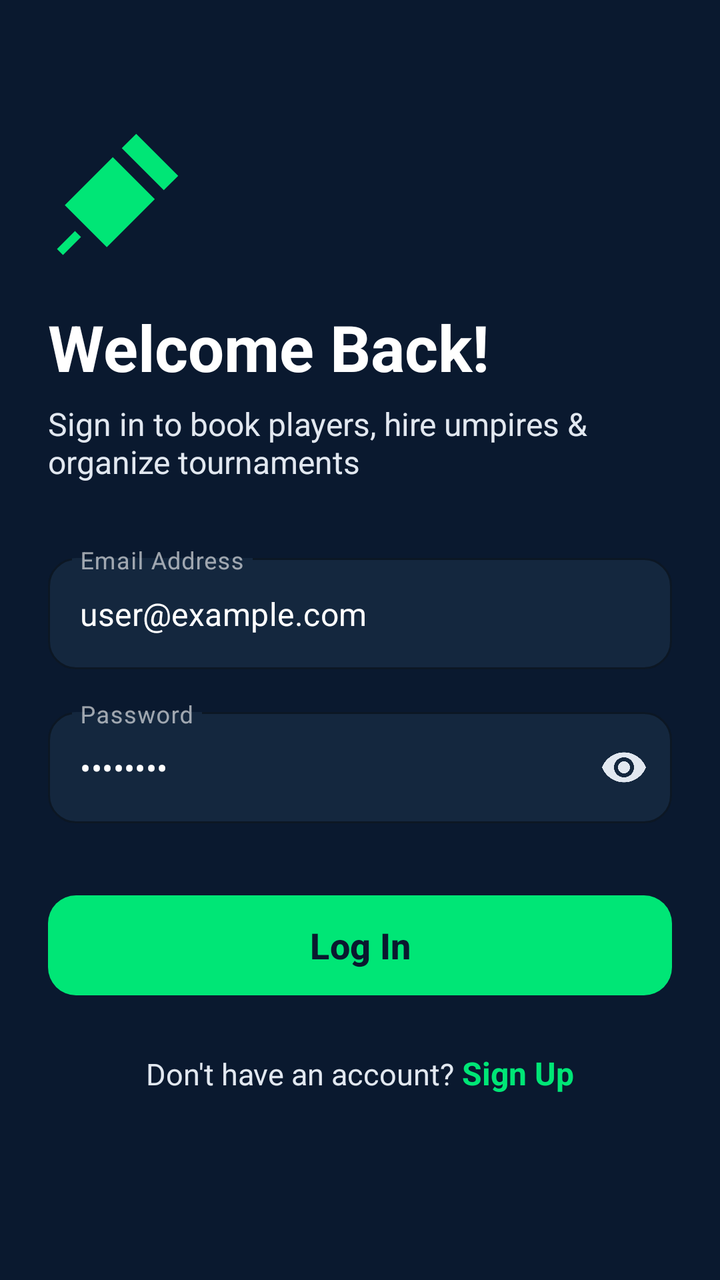
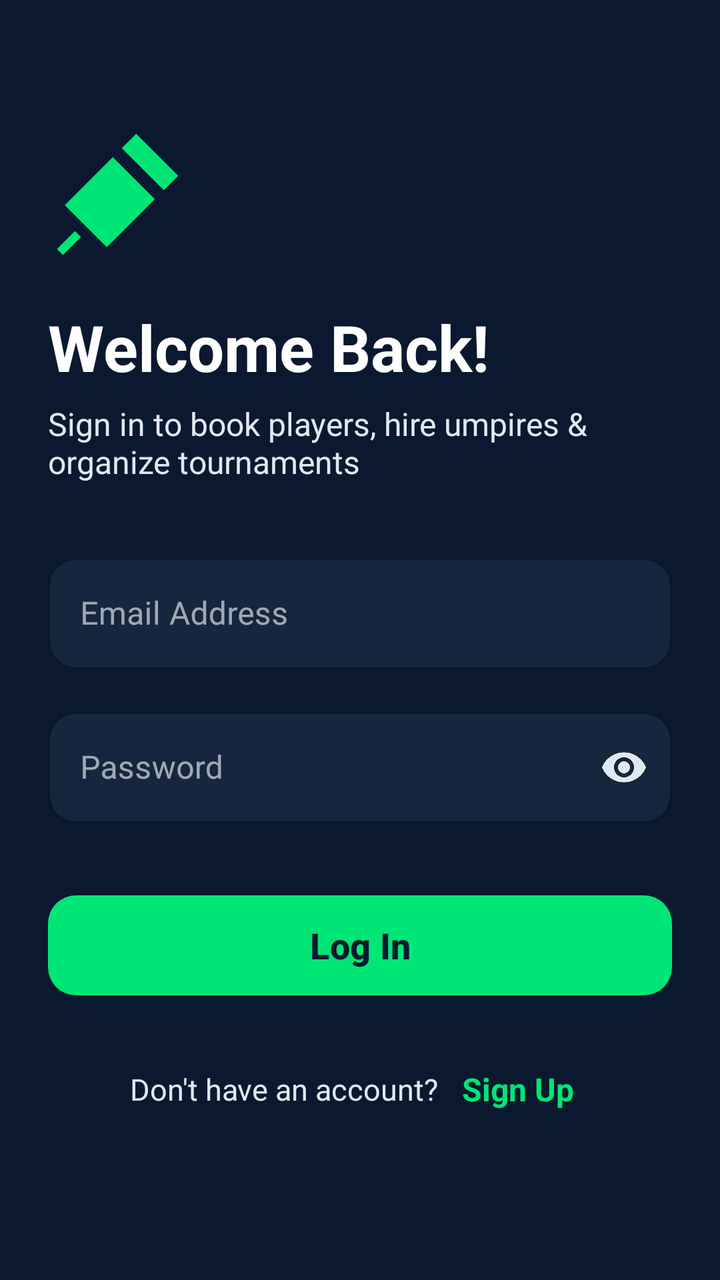

Screens rendered from an Android XML layout before and after an edit, with the pre-edit source and the edit as a unified diff.
<!-- AndroidManifest.xml: application theme Theme.TwelveMan -->
<!-- res/layout/fragment_login.xml -->
<?xml version="1.0" encoding="utf-8"?>
<ScrollView xmlns:android="http://schemas.android.com/apk/res/android"
    xmlns:app="http://schemas.android.com/apk/res-auto"
    android:layout_width="match_parent"
    android:layout_height="match_parent"
    android:background="@color/bg_light"
    android:fillViewport="true">

    <LinearLayout
        android:layout_width="match_parent"
        android:layout_height="wrap_content"
        android:orientation="vertical"
        android:padding="24dp">

        <ImageView
            android:layout_width="72dp"
            android:layout_height="72dp"
            android:layout_marginTop="36dp"
            android:src="@drawable/ic_cricket_bat"
            app:tint="@color/accent_green" />

        <TextView
            android:layout_width="wrap_content"
            android:layout_height="wrap_content"
            android:layout_marginTop="20dp"
            android:text="Welcome Back!"
            android:textColor="@color/text_primary"
            android:textSize="32sp"
            android:textStyle="bold" />

        <TextView
            android:layout_width="wrap_content"
            android:layout_height="wrap_content"
            android:layout_marginTop="6dp"
            android:text="Sign in to book players, hire umpires &amp; organize tournaments"
            android:textColor="@color/text_secondary"
            android:textSize="16sp" />

        <com.google.android.material.textfield.TextInputLayout
            style="@style/Widget.MaterialComponents.TextInputLayout.OutlinedBox"
            android:layout_width="match_parent"
            android:layout_height="wrap_content"
            android:layout_marginTop="32dp"
            android:hint="Email Address"
            app:boxBackgroundColor="@color/surface_white"
            app:boxCornerRadiusBottomEnd="14dp"
            app:boxCornerRadiusBottomStart="14dp"
            app:boxCornerRadiusTopEnd="14dp"
            app:boxCornerRadiusTopStart="14dp"
            app:boxStrokeColor="@color/accent_green"
            app:hintTextColor="@color/accent_green">

            <com.google.android.material.textfield.TextInputEditText
                android:id="@+id/etEmail"
                android:layout_width="match_parent"
                android:layout_height="wrap_content"
                android:inputType="textEmailAddress"
                android:text="user@example.com"
                android:textColor="@color/text_primary"
                android:textSize="16sp" />
        </com.google.android.material.textfield.TextInputLayout>

        <com.google.android.material.textfield.TextInputLayout
            style="@style/Widget.MaterialComponents.TextInputLayout.OutlinedBox"
            android:layout_width="match_parent"
            android:layout_height="wrap_content"
            android:layout_marginTop="16dp"
            android:hint="Password"
            app:boxBackgroundColor="@color/surface_white"
            app:boxCornerRadiusBottomEnd="14dp"
            app:boxCornerRadiusBottomStart="14dp"
            app:boxCornerRadiusTopEnd="14dp"
            app:boxCornerRadiusTopStart="14dp"
            app:boxStrokeColor="@color/accent_green"
            app:hintTextColor="@color/accent_green"
            app:passwordToggleEnabled="true"
            app:passwordToggleTint="@color/text_secondary">

            <com.google.android.material.textfield.TextInputEditText
                android:id="@+id/etPassword"
                android:layout_width="match_parent"
                android:layout_height="wrap_content"
                android:inputType="textPassword"
                android:text="password"
                android:textColor="@color/text_primary"
                android:textSize="16sp" />
        </com.google.android.material.textfield.TextInputLayout>

        <com.google.android.material.button.MaterialButton
            android:id="@+id/btnLogin"
            android:layout_width="match_parent"
            android:layout_height="58dp"
            android:layout_marginTop="32dp"
            android:text="Log In"
            android:textColor="@color/primary_navy"
            android:textSize="18sp"
            android:textStyle="bold"
            app:backgroundTint="@color/accent_green"
            app:cornerRadius="14dp" />

        <LinearLayout
            android:layout_width="wrap_content"
            android:layout_height="wrap_content"
            android:layout_gravity="center_horizontal"
            android:layout_marginTop="24dp"
            android:orientation="horizontal">

            <TextView
                android:layout_width="wrap_content"
                android:layout_height="wrap_content"
                android:text="Don't have an account? "
                android:textColor="@color/text_secondary"
                android:textSize="15sp" />

            <TextView
                android:id="@+id/tvGoToRegister"
                android:layout_width="wrap_content"
                android:layout_height="wrap_content"
                android:text="Sign Up"
                android:textColor="@color/accent_green"
                android:textSize="16sp"
                android:textStyle="bold" />
        </LinearLayout>
    </LinearLayout>
</ScrollView>
<!-- resources referenced by this layout -->
<resources>
  <color name="accent_green">#00E676</color>
  <color name="bg_light">#0A192F</color>
  <color name="primary_navy">#0A192F</color>
  <color name="surface_white">#14273E</color>
  <color name="text_primary">#FFFFFF</color>
  <color name="text_secondary">#E2E8F0</color>
  <!-- drawable ic_cricket_bat (drawable) -->
  <vector xmlns:android="http://schemas.android.com/apk/res/android"
      android:width="24dp"
      android:height="24dp"
      android:viewportWidth="24"
      android:viewportHeight="24">
    <path
        android:fillColor="#FF000000"
        android:pathData="M14.7,2.3L21.7,9.3L19.3,11.7L12.3,4.7L14.7,2.3Z M2.8,14.2L10.8,6.2L17.8,13.2L9.8,21.2L2.8,14.2Z M1.5,21.5L2.5,22.5L5.5,19.5L4.5,18.5L1.5,21.5Z"/>
  </vector>
  <color name="primary_variant">#14273E</color>
  <color name="accent_gold">#FFD700</color>
  <color name="accent_blue">#2979FF</color>
  <color name="text_white">#FFFFFF</color>
  <color name="text_hint">#A0AEC0</color>
  <style name="TextAppearance.TwelveMan.HeadlineLarge" parent="TextAppearance.Material3.HeadlineLarge">
          <item name="android:textSize">@dimen/text_size_hero</item>
          <item name="android:textStyle">bold</item>
          <item name="android:textColor">@color/text_primary</item>
      </style>
  <style name="TextAppearance.TwelveMan.HeadlineMedium" parent="TextAppearance.Material3.HeadlineMedium">
          <item name="android:textSize">@dimen/text_size_display</item>
          <item name="android:textStyle">bold</item>
          <item name="android:textColor">@color/text_primary</item>
      </style>
  <style name="TextAppearance.TwelveMan.TitleLarge" parent="TextAppearance.Material3.TitleLarge">
          <item name="android:textSize">@dimen/text_size_headline</item>
          <item name="android:textStyle">bold</item>
          <item name="android:textColor">@color/text_primary</item>
      </style>
  <style name="TextAppearance.TwelveMan.BodyLarge" parent="TextAppearance.Material3.BodyLarge">
          <item name="android:textSize">@dimen/text_size_body</item>
          <item name="android:textColor">@color/text_primary</item>
      </style>
  <style name="TextAppearance.TwelveMan.BodyMedium" parent="TextAppearance.Material3.BodyMedium">
          <item name="android:textSize">@dimen/text_size_body_secondary</item>
          <item name="android:textColor">@color/text_secondary</item>
      </style>
  <dimen name="text_size_hero">34sp</dimen>
  <dimen name="text_size_display">28sp</dimen>
  <dimen name="text_size_headline">24sp</dimen>
  <dimen name="text_size_body">16sp</dimen>
  <dimen name="text_size_body_secondary">15sp</dimen>
  <!-- unchanged entries left out for length: 1 -->
</resources>

<!-- the commit's change to res/layout/fragment_login.xml (unified diff, before → after) -->
@@ -4,7 +4,9 @@
     android:layout_width="match_parent"
     android:layout_height="match_parent"
     android:background="@color/bg_light"
-    android:fillViewport="true">
+    android:clipToPadding="false"
+    android:fillViewport="true"
+    android:paddingBottom="36dp">
 
     <LinearLayout
         android:layout_width="match_parent"
@@ -54,8 +56,9 @@
                 android:id="@+id/etEmail"
                 android:layout_width="match_parent"
                 android:layout_height="wrap_content"
+                android:imeOptions="actionNext"
                 android:inputType="textEmailAddress"
-                android:text="user@example.com"
+                android:singleLine="true"
                 android:textColor="@color/text_primary"
                 android:textSize="16sp" />
         </com.google.android.material.textfield.TextInputLayout>
@@ -80,8 +83,9 @@
                 android:id="@+id/etPassword"
                 android:layout_width="match_parent"
                 android:layout_height="wrap_content"
+                android:imeOptions="actionDone"
                 android:inputType="textPassword"
-                android:text="password"
+                android:singleLine="true"
                 android:textColor="@color/text_primary"
                 android:textSize="16sp" />
         </com.google.android.material.textfield.TextInputLayout>
@@ -91,6 +95,7 @@
             android:layout_width="match_parent"
             android:layout_height="58dp"
             android:layout_marginTop="32dp"
+            android:foreground="?attr/selectableItemBackground"
             android:text="Log In"
             android:textColor="@color/primary_navy"
             android:textSize="18sp"
@@ -103,6 +108,7 @@
             android:layout_height="wrap_content"
             android:layout_gravity="center_horizontal"
             android:layout_marginTop="24dp"
+            android:gravity="center_vertical"
             android:orientation="horizontal">
 
             <TextView
@@ -116,6 +122,10 @@
                 android:id="@+id/tvGoToRegister"
                 android:layout_width="wrap_content"
                 android:layout_height="wrap_content"
+                android:background="?attr/selectableItemBackgroundBorderless"
+                android:clickable="true"
+                android:focusable="true"
+                android:padding="8dp"
                 android:text="Sign Up"
                 android:textColor="@color/accent_green"
                 android:textSize="16sp"
